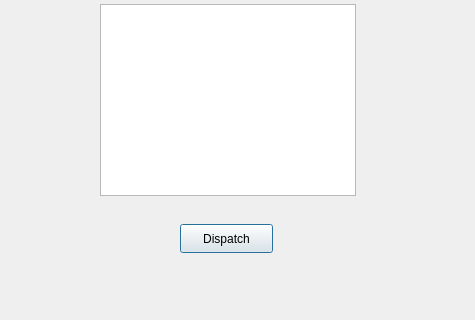
Before: the Qt Designer form Group2_TrainSystem/ctc_dispatchtrain.ui in alecippolito/ECE1140-Systems_and_Project_Engineering, drawn with Qt 5; both pictures show x 0 to 475 and y 206 to 526 of the 475 by 526 pixel window.
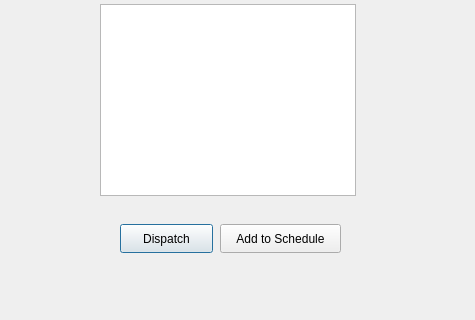
After: the same form once the commit is applied.

Commit message: Added schedule mode, manual/automatic mode, bug fixes

Patch:
```diff
--- a/Group2_TrainSystem/ctc_dispatchtrain.ui
+++ b/Group2_TrainSystem/ctc_dispatchtrain.ui
@@ -188,7 +188,7 @@
   <widget class="QPushButton" name="DispatchButton">
    <property name="geometry">
     <rect>
-     <x>180</x>
+     <x>120</x>
      <y>430</y>
      <width>93</width>
      <height>29</height>
@@ -224,6 +224,19 @@
     <string/>
    </property>
   </widget>
+  <widget class="QPushButton" name="ScheduleButton">
+   <property name="geometry">
+    <rect>
+     <x>220</x>
+     <y>430</y>
+     <width>121</width>
+     <height>29</height>
+    </rect>
+   </property>
+   <property name="text">
+    <string>Add to Schedule</string>
+   </property>
+  </widget>
  </widget>
  <resources/>
  <connections/>
```
The commit also changes 25 other files.
